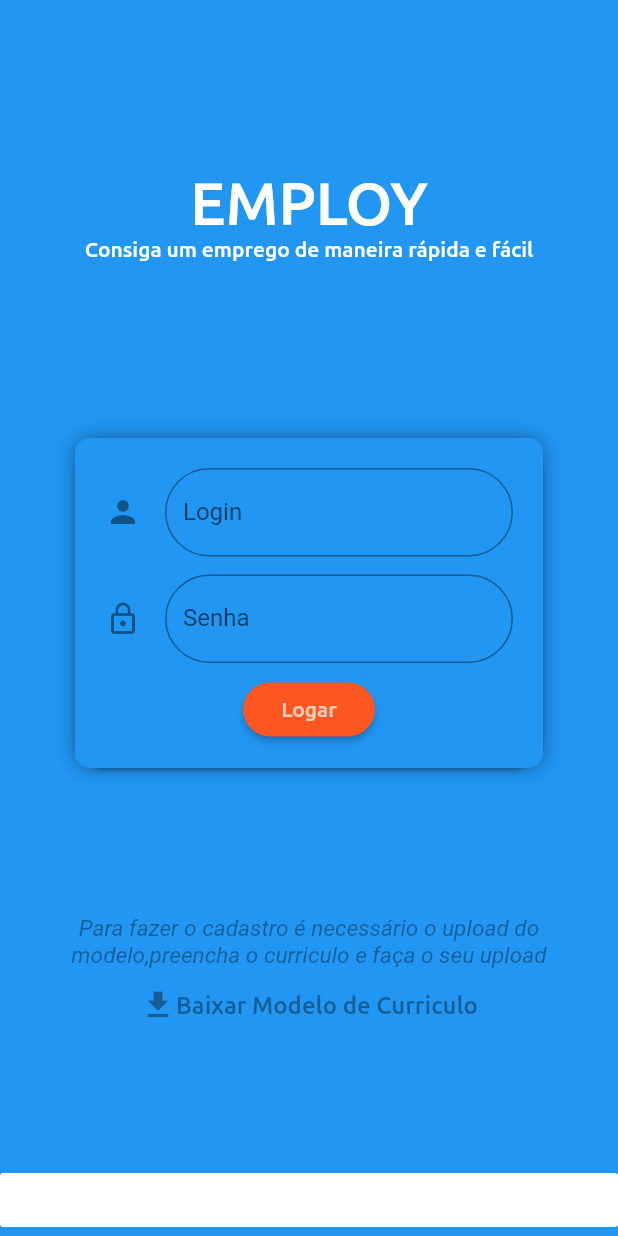
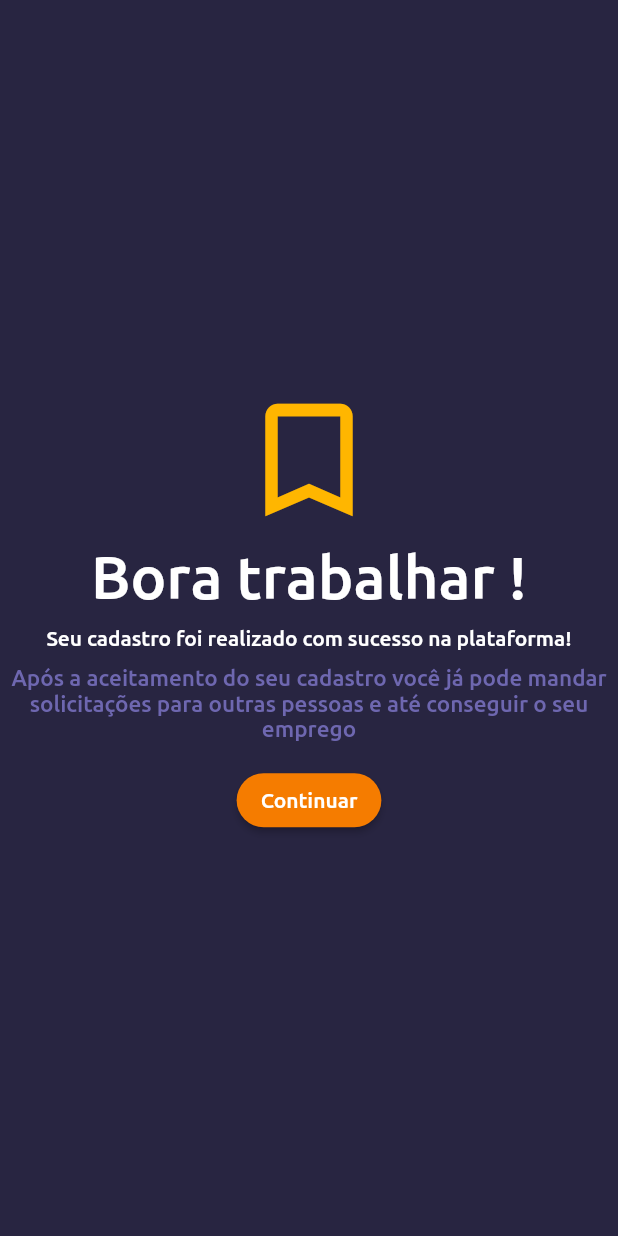
Before and after one commit to pedroelias520/Employ, a Flutter app: the screen it shows after launch, on a phone screen of 412 x 824 dp. Run offline on Flutter 3.47's test engine with Material 2 defaults, Android fonts, the phone set to English and light mode, and no system bars; drawn by our look-alikes of auto_size_text; our stand-ins replace cloud_firestore, file_picker, firebase_auth, firebase_storage, google_sign_in, image_picker; missing offline and left inert: flutter_downloader; accounts and stored records are empty; project files that could hold a hidden picture were left out.

Commit message:
Sucess Screen Added

```diff
--- /dev/null
+++ b/employ/lib/SucessScreen.dart
@@ -0,0 +1,73 @@
+import 'package:auto_size_text/auto_size_text.dart';
+import 'package:flutter/cupertino.dart';
+import 'package:flutter/material.dart';
+import 'package:scoped_model/scoped_model.dart';
+
+import 'login_page.dart';
+import 'models/user_model.dart';
+
+class SucessScreen extends StatefulWidget {
+  @override
+  _SucessScreenState createState() => _SucessScreenState();
+}
+
+class _SucessScreenState extends State<SucessScreen> {
+  @override
+  Widget build(BuildContext context) {
+    return Scaffold(
+      backgroundColor: Color.fromRGBO(40, 37, 65, 1),
+      body:
+          ScopedModelDescendant<UserModel>(builder: (context, builder, model) {
+        if (model.isLodding) {
+          return Center(
+            child: CircularProgressIndicator(),
+          );
+        }
+        return Center(
+          heightFactor: 1,
+          child: Column(
+            mainAxisAlignment: MainAxisAlignment.center,
+            children: <Widget>[
+              Icon(Icons.bookmark_border,color: Color.fromRGBO(255, 182, 0, 1),size: 100,),
+              Padding(
+                padding: const EdgeInsets.all(5.0),
+                child: Text(
+                  "Bora trabalhar !",
+                  style: TextStyle(
+                      color: Colors.white, fontFamily: "UbuntuM", fontSize: 40),
+                ),
+              ),
+              Padding(
+                padding: const EdgeInsets.all(5.0),
+                child: Text(
+                  "Seu cadastro foi realizado com sucesso na plataforma!",
+                  style: TextStyle(color: Colors.white, fontFamily: "UbuntuM"),
+                ),
+              ),
+              Padding(
+                padding: const EdgeInsets.all(5.0),
+                child: AutoSizeText(
+                  "Após a aceitamento do seu cadastro você já pode mandar solicitações para outras pessoas e até conseguir o seu emprego",
+                  style: TextStyle(color: Color.fromRGBO(110,103,176, 1),fontSize: 15,fontFamily: "UbuntuM"),
+                  textAlign: TextAlign.center,
+                ),
+              ),
+              Padding(
+                padding: const EdgeInsets.all(10.0),
+                child: RaisedButton(
+                  color: Colors.orange[700],
+                  shape: RoundedRectangleBorder(borderRadius: BorderRadius.circular(80)),
+                  child: Text("Continuar",style: TextStyle(fontFamily: "UbuntuM",color: Colors.white),),
+                  onPressed: (){
+                    Navigator.push(context, MaterialPageRoute(builder: (context) => LoginPage()));
+                  }
+
+                  ),
+              )
+            ],
+          ),
+        );
+      }),
+    );
+  }
+}
--- a/employ/lib/home_page.dart
+++ b/employ/lib/home_page.dart
@@ -29,9 +29,9 @@ class _HomePageState extends State<HomePage> {
                 heightFactor: 2.0,
                 child: Column(
                   children: <Widget>[
-                    CircularProgressIndicator(),
+                    CircularProgressIndicator(backgroundColor: Colors.white,),
                     Text(
-                      "Carregando...",
+                      "Carregando Interface...",
                       style: TextStyle(fontFamily: 'UbuntuM'),
                     )
                   ],
--- a/employ/lib/main.dart
+++ b/employ/lib/main.dart
@@ -1,3 +1,4 @@
+import 'package:employ/SucessScreen.dart';
 import 'package:flutter/material.dart';
 import 'package:cloud_firestore/cloud_firestore.dart';
 import 'package:scoped_model/scoped_model.dart';
@@ -27,7 +28,7 @@ class MyApp extends StatelessWidget {
           primaryColor: Color.fromARGB(255, 4, 125, 141)
         ),
         debugShowCheckedModeBanner: false,
-        home: LoginPage(),
+        home: SucessScreen(),
       ),
     );
   }
--- a/employ/lib/models/user_model.dart
+++ b/employ/lib/models/user_model.dart
@@ -1,6 +1,7 @@
 import 'dart:io';
 import 'dart:ui';
 import 'package:cloud_firestore/cloud_firestore.dart';
+import 'package:employ/SucessScreen.dart';
 import 'package:firebase_storage/firebase_storage.dart';
 import 'package:flutter/material.dart';
 import 'package:firebase_auth/firebase_auth.dart';
@@ -46,7 +47,7 @@ class UserModel extends Model {
         .then((user) async {
       await _saveUserData(
           userData, user); //Salva os demais dados do usuário no  banco
-      onsucess();
+      SucessScreen();
       isLodding = false;
       notifyListeners();
     }).catchError((e) {
@@ -101,8 +102,6 @@ class UserModel extends Model {
       notifyListeners(); //atualiza a pagina
     }); */
   }
-
-  void recoverPass() {}
 
   List<UserModel> getUserList() {
     List items;
```
Also changed, not shown: employ/lib/cadastro_page.dart (+28 -9 lines), employ/lib/login_page.dart (+7 -4 lines), employ/flutter_01.png (added).
